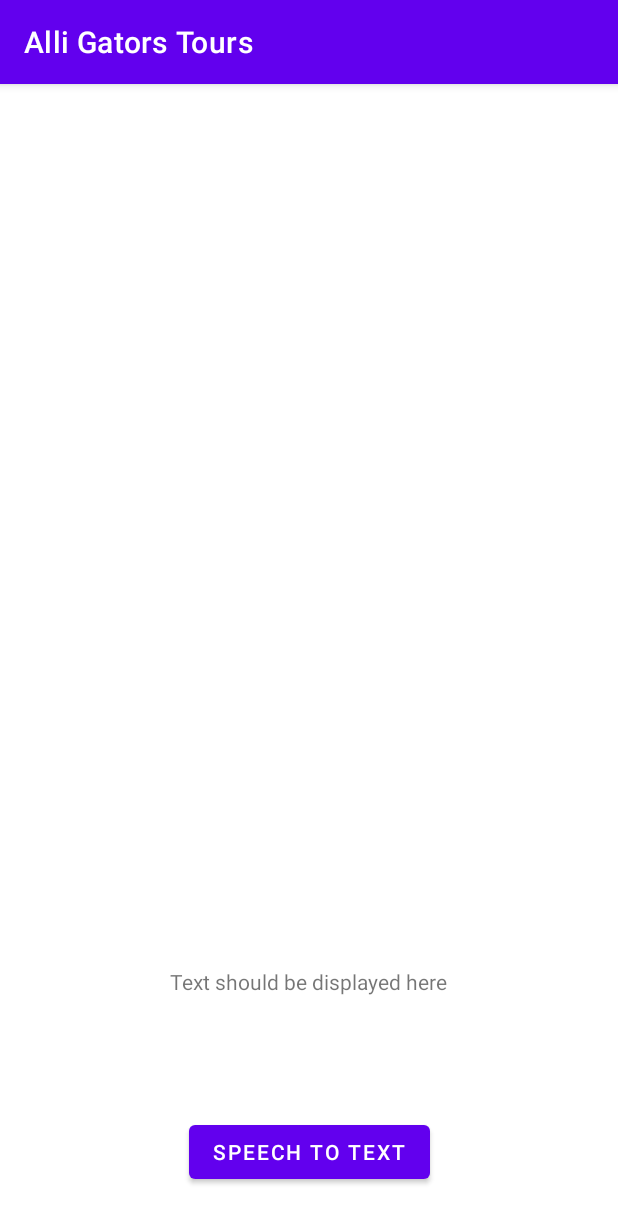
After one commit to ChrisCJFern/AlliGators, an Android app: the ChatActivity screen opened directly, with no data from a screen before it, on a phone screen of 412 x 824 dp. The commit adds this screen. Shown: the top 1223 px of the screen. Run offline under Robolectric (Android 15) with nearby library versions, the light colour scheme and no system bars.

Commit message:
Added speech to text

```diff
--- /dev/null
+++ b/app/src/main/java/com/example/alligatorstours/ChatActivity.kt
@@ -0,0 +1,48 @@
+package com.example.alligatorstours
+
+import android.app.Activity
+import android.content.Intent
+import androidx.appcompat.app.AppCompatActivity
+import android.os.Bundle
+import android.speech.RecognizerIntent
+import android.speech.SpeechRecognizer
+import android.widget.Toast
+import androidx.activity.result.contract.ActivityResultContracts
+import kotlinx.android.synthetic.main.activity_chat.*
+import java.util.*
+
+class ChatActivity : AppCompatActivity() {
+    private val RQ_SPEECH_REC = 102
+
+    override fun onCreate(savedInstanceState: Bundle?) {
+        super.onCreate(savedInstanceState)
+        setContentView(R.layout.activity_chat)
+
+        btn_speech.setOnClickListener(){
+            askSpeechInput()
+        }
+    }
+
+    private val getResult =
+        registerForActivityResult(
+            ActivityResultContracts.StartActivityForResult()
+        ){
+            if(it.resultCode == Activity.RESULT_OK){
+                val value = it.data?.getStringArrayListExtra(RecognizerIntent.EXTRA_RESULTS)
+                tv_text.text = value?.get(0).toString()
+            }
+        }
+
+    private fun askSpeechInput(){
+        if(!SpeechRecognizer.isRecognitionAvailable(this)) {
+            Toast.makeText(this, "Speech recognition is not available", Toast.LENGTH_SHORT).show()
+        }
+        else{
+            val i = Intent(RecognizerIntent.ACTION_RECOGNIZE_SPEECH)
+            i.putExtra(RecognizerIntent.EXTRA_LANGUAGE_MODEL, RecognizerIntent.LANGUAGE_MODEL_FREE_FORM)
+            i.putExtra(RecognizerIntent.EXTRA_LANGUAGE, Locale.getDefault())
+            i.putExtra(RecognizerIntent.EXTRA_PROMPT, "Talk to Alli!")
+            getResult.launch(i)
+        }
+    }
+}
--- /dev/null
+++ b/app/src/main/res/layout/activity_chat.xml
@@ -0,0 +1,30 @@
+<?xml version="1.0" encoding="utf-8"?>
+<androidx.constraintlayout.widget.ConstraintLayout xmlns:android="http://schemas.android.com/apk/res/android"
+    xmlns:app="http://schemas.android.com/apk/res-auto"
+    xmlns:tools="http://schemas.android.com/tools"
+    android:layout_width="match_parent"
+    android:layout_height="match_parent"
+    tools:context=".ChatActivity">
+
+    <Button
+        android:id="@+id/btn_speech"
+        android:layout_width="wrap_content"
+        android:layout_height="wrap_content"
+        android:layout_marginBottom="32dp"
+        android:text="Speech to text"
+        app:layout_constraintBottom_toBottomOf="parent"
+        app:layout_constraintEnd_toEndOf="parent"
+        app:layout_constraintStart_toStartOf="parent" />
+
+    <TextView
+        android:id="@+id/tv_text"
+        android:layout_width="wrap_content"
+        android:layout_height="wrap_content"
+        android:layout_marginBottom="80dp"
+        android:text="Text should be displayed here"
+        app:layout_constraintBottom_toTopOf="@+id/btn_speech"
+        app:layout_constraintEnd_toEndOf="parent"
+        app:layout_constraintHorizontal_bias="0.498"
+        app:layout_constraintStart_toStartOf="parent" />
+
+</androidx.constraintlayout.widget.ConstraintLayout>
```
Also changed, not shown: app/src/main/res/layout/activity_main.xml (+11 -0 lines).
